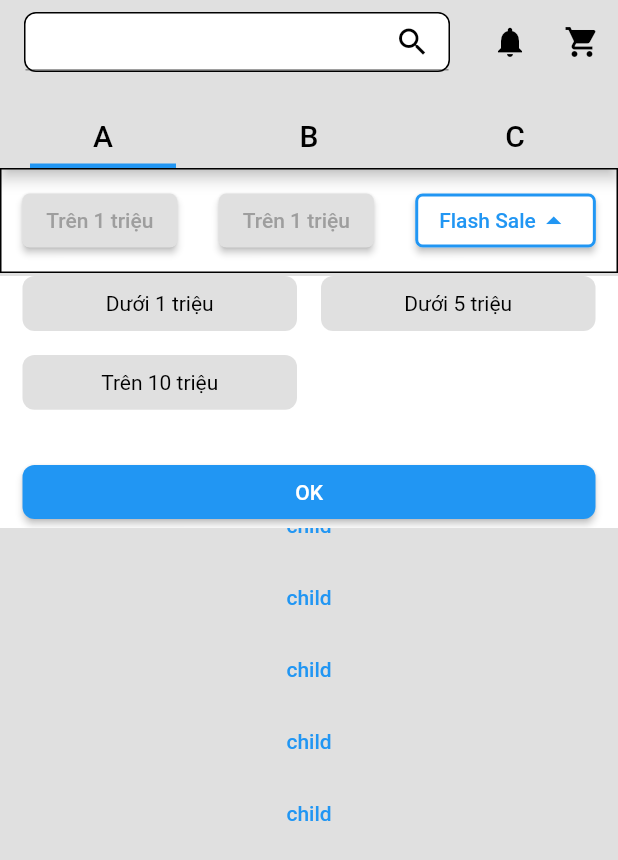
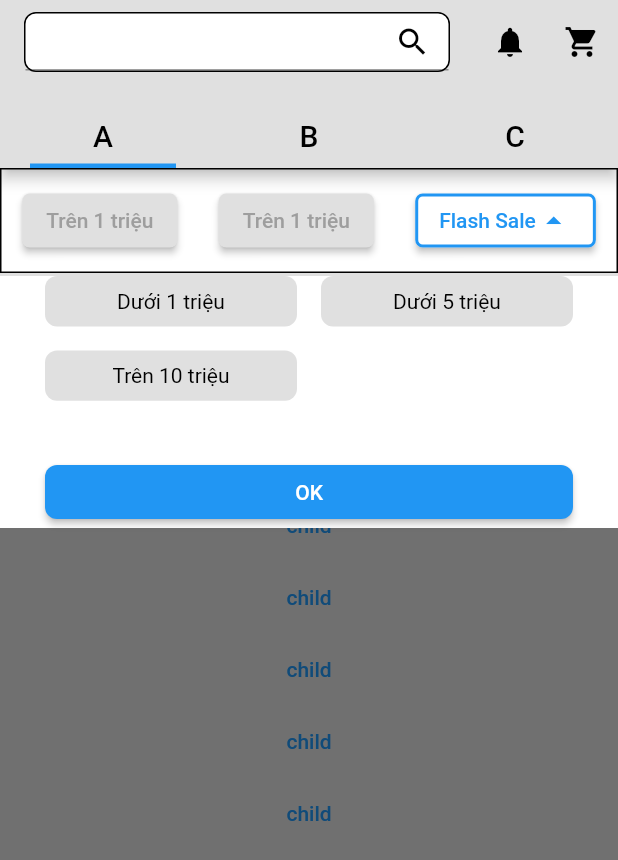
Before and after one commit to Skizdukion/dropDownLayout, a Flutter app: the screen it shows after launch, after a tap on "Flash Sale", on a phone screen of 412 x 824 dp. Shown: the top 860 px of the screen. Run offline on Flutter 3.47's test engine with Material 2 defaults, Android fonts, the phone set to English and light mode, and no system bars.

Commit message:
Update Overlay Container

```diff
--- a/lib/widget/dropdown_button.dart
+++ b/lib/widget/dropdown_button.dart
@@ -1,3 +1,5 @@
+import 'dart:ui';
+
 import 'package:ecomerce_test/widget/overlay_container.dart';
 import 'package:flutter/material.dart';
 
@@ -19,7 +21,7 @@ class MyDropdownButton extends StatefulWidget {
   _MyDropdownButtonState createState() => _MyDropdownButtonState();
 }
 
-class _MyDropdownButtonState extends State<MyDropdownButton>{
+class _MyDropdownButtonState extends State<MyDropdownButton> {
   bool _dropdownShown = false;
   List<bool> isSelected = [false, false, false];
   List<String> listOptions = ["Dưới 1 triệu", "Dưới 5 triệu", "Trên 10 triệu"];
@@ -67,8 +69,16 @@ class _MyDropdownButtonState extends State<MyDropdownButton>{
                   0,
                   0,
                 ),
-          child: Padding(
-            padding: const EdgeInsets.symmetric(horizontal: 15.0),
+          child: Stack(children: [
+            InkWell(
+              onTap: _toggleDropdown,
+              child: Container(
+                height: MediaQuery.of(context).size.height,
+              ),
+            ),
+            Container(
+              padding: const EdgeInsets.symmetric(horizontal: 30.0),
+              color: Colors.white,
               child: Column(
                 children: [
                   Container(
@@ -139,6 +149,7 @@ class _MyDropdownButtonState extends State<MyDropdownButton>{
                 ],
               ),
             ),
+          ]),
         ),
       ],
     );
--- a/lib/widget/overlay_container.dart
+++ b/lib/widget/overlay_container.dart
@@ -40,7 +40,7 @@ class OverlayContainer extends StatefulWidget {
 }
 
 class _OverlayContainerState extends State<OverlayContainer>
-    with WidgetsBindingObserver, SingleTickerProviderStateMixin  {
+    with WidgetsBindingObserver, SingleTickerProviderStateMixin {
   late OverlayEntry _overlayEntry;
   bool _opened = false;
 
@@ -131,7 +131,7 @@ class _OverlayContainerState extends State<OverlayContainer>
   void _hide() {
     if (_opened) {
       WidgetsBinding.instance?.addPostFrameCallback((_) {
-        _animationController.reverse().whenComplete((){
+        _animationController.reverse().whenComplete(() {
           _overlayEntry.remove();
           _opened = false;
         });
@@ -161,7 +161,7 @@ class _OverlayContainerState extends State<OverlayContainer>
           // width: widget.asWideAsParent ? size.width : null,
           child: Material(
             child: _animated(widget.child),
-            color: widget.materialColor,
+            color: Colors.black.withOpacity(0.5),
           ),
         );
       },
```
Also changed, not shown: lib/product_page.dart (+8 -8 lines), pubspec.lock. Lines whose indentation alone changed are shown as unchanged.
